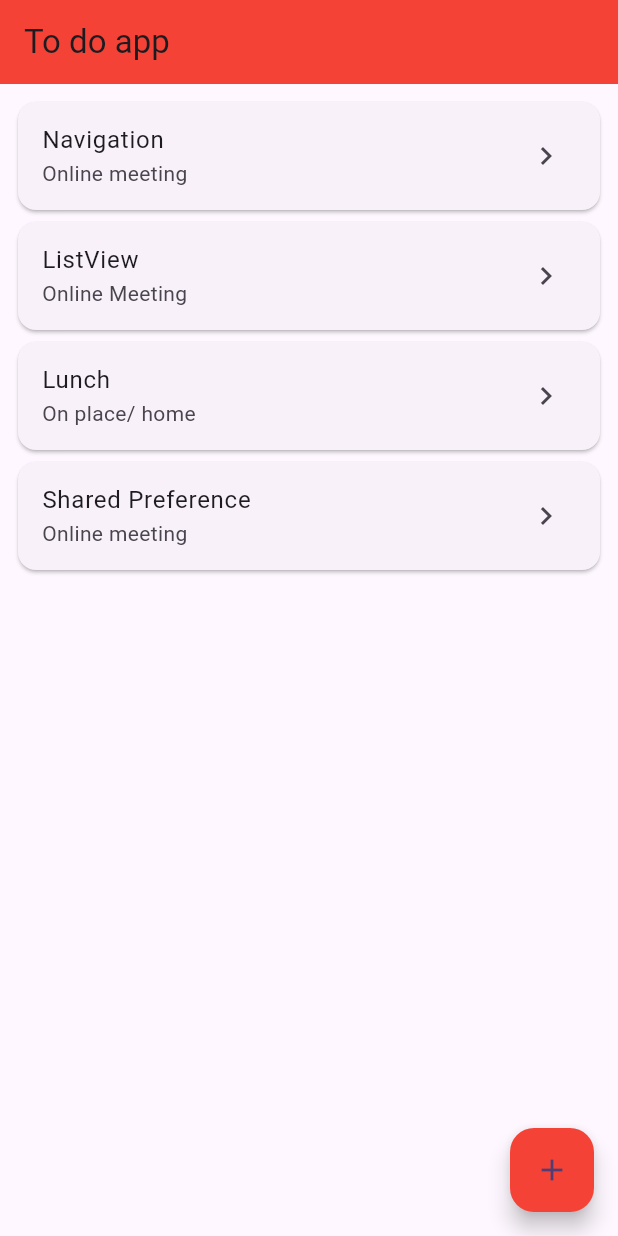
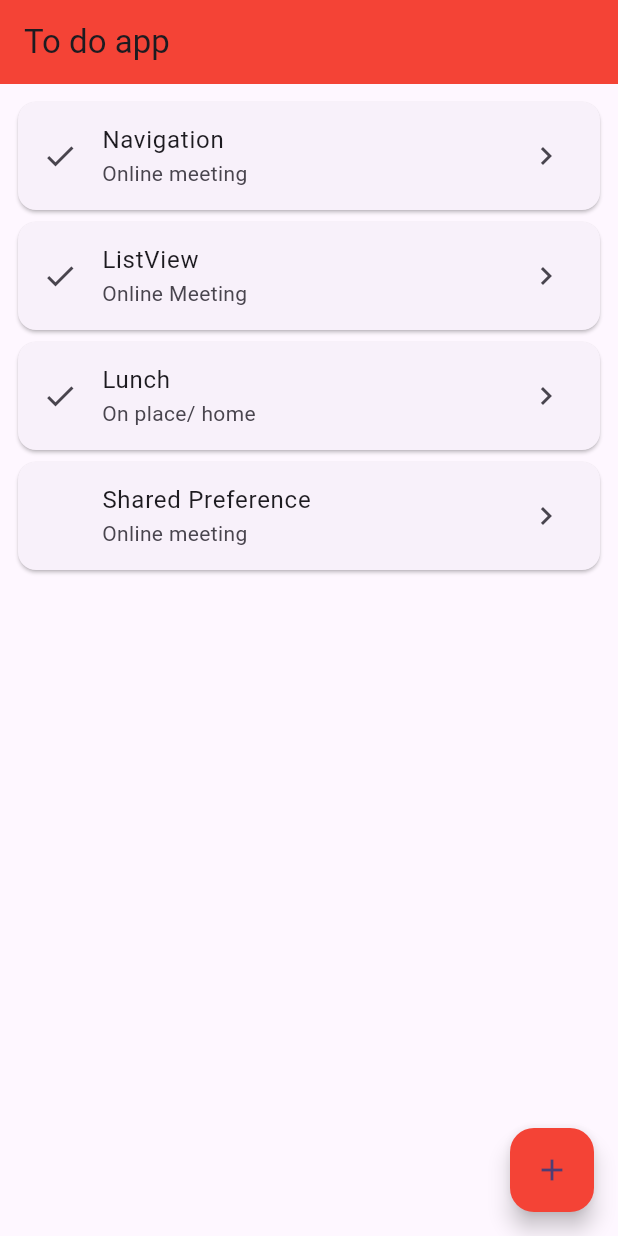
Before and after one commit to wanmuz86/flutter-day2-may24-todos, a Flutter app: the screen it shows after launch, on a phone screen of 412 x 824 dp. Run offline on Flutter 3.47's test engine with Material 3 defaults, Android fonts, the phone set to English and light mode, and no system bars.

```diff
--- a/lib/widgets/add.dart
+++ b/lib/widgets/add.dart
@@ -27,7 +27,8 @@ class AddPage extends StatelessWidget {
               var newItem = {
                 "name":nameEditingController.text,
                 "desc":descEditingController.text,
-                "place":placeEditingController.text
+                "place":placeEditingController.text,
+                "completed":false
               };
 
               print(newItem);
--- a/lib/widgets/home.dart
+++ b/lib/widgets/home.dart
@@ -10,26 +10,30 @@ class HomePage extends StatefulWidget {
 }
 
 class _HomePageState extends State<HomePage> {
-  List<Map<String, String>> _todos = [
+  List<Map<String, dynamic>> _todos = [
     {
       "name": "Navigation",
       "desc": "Basic Navigation, Pass forward, Pass back data",
-      "place": "Online meeting"
+      "place": "Online meeting",
+      "completed":true
     },
     {
       "name": "ListView",
       "desc": "Listview, ListTile, Card",
-      "place": "Online Meeting"
+      "place": "Online Meeting",
+      "completed":true
     },
     {
       "name": "Lunch",
       "desc": "Grab something for lunch",
-      "place": "On place/ home"
+      "place": "On place/ home",
+      "completed":true
     },
     {
       "name": "Shared Preference",
       "desc": "Local way of storing data",
-      "place": "Online meeting"
+      "place": "Online meeting",
+    "completed":false
     }
   ];
 
@@ -60,6 +64,8 @@ class _HomePageState extends State<HomePage> {
 
             return Card(
               child: ListTile(
+                leading: _todos[index]["completed"] == true ?
+                Icon(Icons.check) : SizedBox(),
                 title: Text(_todos[index]["name"]!),
                 subtitle: Text(_todos[index]["place"]!),
                 trailing: Icon(Icons.chevron_right),
@@ -72,6 +78,7 @@ class _HomePageState extends State<HomePage> {
                    if (data["action"] == 1){
                      // Delete
                      _todos.removeAt(data["index"]);
+                     /// shared preference code will be here
 
                      setState(() {
                        _todos; // _todos = _todos;
@@ -80,6 +87,12 @@ class _HomePageState extends State<HomePage> {
                    }
                    else {
                      // Edit
+                     var index = data["index"];
+                     _todos[index]["completed"] = true;
+
+                     setState(() {
+                       _todos;
+                     });
                    }
                  }
                 },
@@ -103,6 +116,9 @@ class _HomePageState extends State<HomePage> {
           if (newItem != null){
             _todos.add(newItem);
 
+            // shared prefeence code will be here
+
+
             setState(() {
               _todos; // _todos = _todos;
             });
```
Also changed, not shown: lib/widgets/detail.dart (+6 -1 lines).
